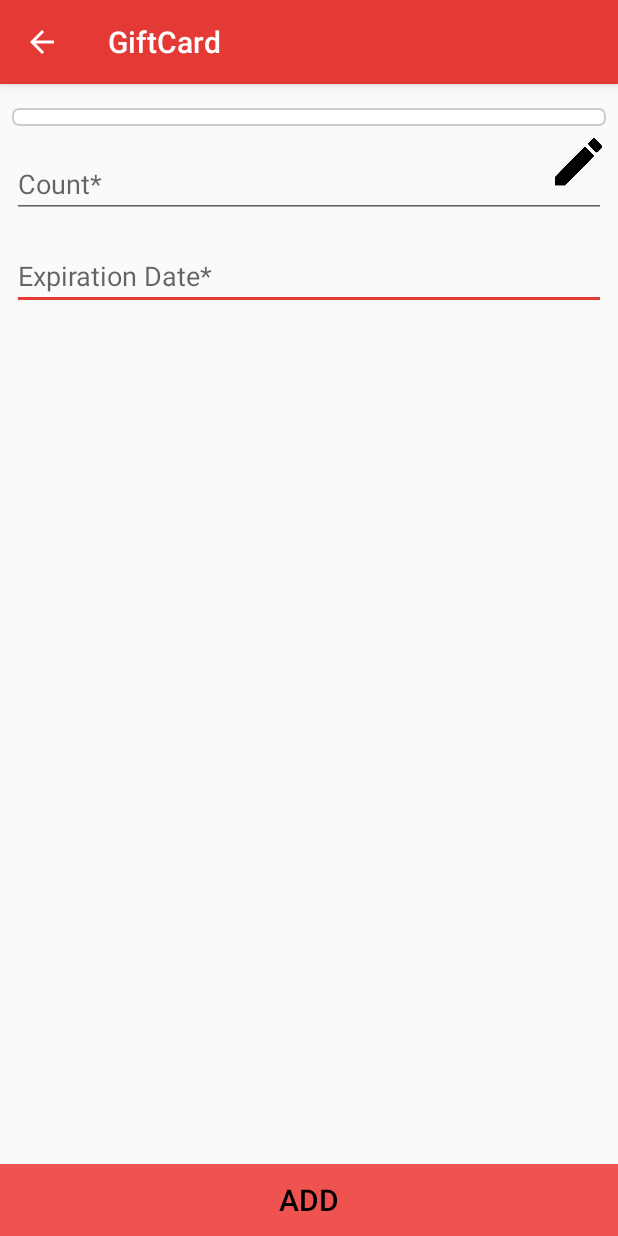
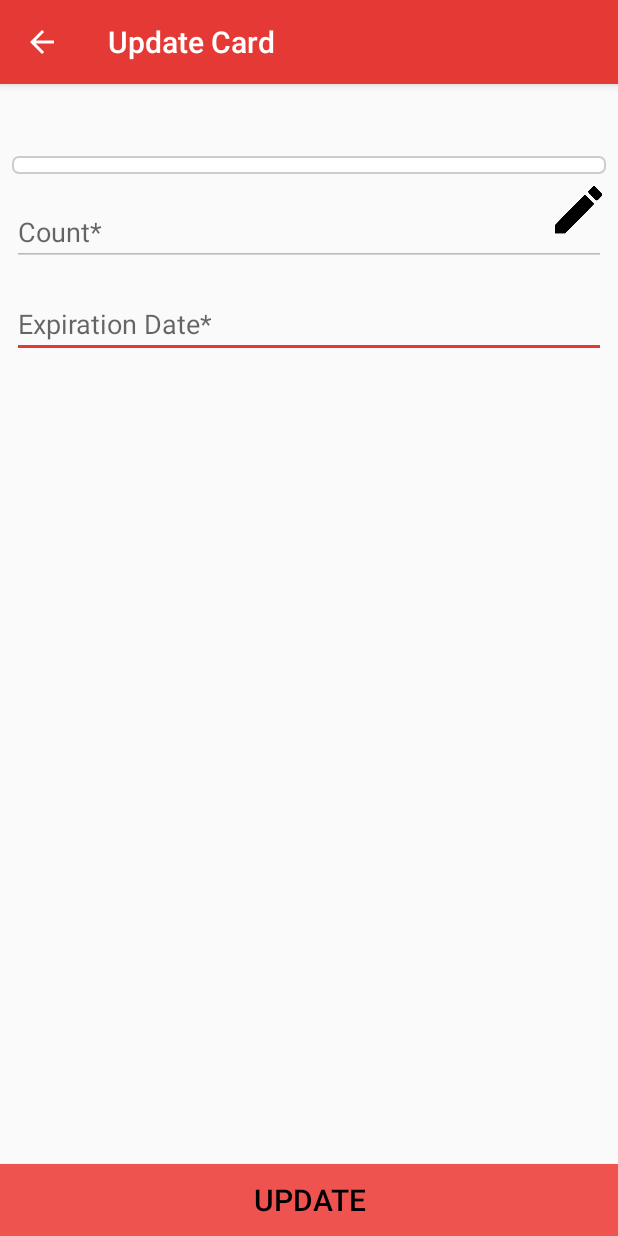
Before and after one commit to DroidUcation/maliros, an Android app: the AddCardActivity screen opened directly, with no data from a screen before it, on a phone screen of 412 x 824 dp. Run offline under Robolectric (Android 15) with nearby library versions, the phone set to English and light mode, and no system bars; our stand-ins replace ButterKnife.

Commit message:
UI refactoring: in display page and add page

```diff
--- a/GiftCard/app/src/main/java/com/maliros/giftcard/activities/AddCardActivity.java
+++ b/GiftCard/app/src/main/java/com/maliros/giftcard/activities/AddCardActivity.java
@@ -64,7 +64,7 @@ public class AddCardActivity extends AppCompatActivity implements View.OnClickLi
     private String typeAppend = "";
     private static final int SELECT_PICTURE = 0;
     private ImageView imageView;
-
+    private boolean isCreateMode = true;
     private EditText balance1;
     Button btnOpenPopup;
 
@@ -77,16 +77,31 @@ public class AddCardActivity extends AppCompatActivity implements View.OnClickLi
         super.onCreate(savedInstanceState);
         setContentView(R.layout.activity_add_card);
 
-        //TODO: ask michal
-//        imageView = (ImageView) findViewById(android.R.id.icon);
-        btnOpenPopup = (Button) findViewById(R.id.btn_update);
+        btnOpenPopup = (Button) findViewById(R.id.btn_update_balance);
         ButterKnife.bind(this);
 
+        // create/update mode
+        handleCreateUpdateMode();
         // init card type spinner
         setCardTypesSpinner();
         // init expiration date
         setExpirationDate();
         setBalanceEditTxt();
+    }
+
+    private void handleCreateUpdateMode() {
+        int cardId = (getIntent() != null && getIntent().getExtras() != null) ? getIntent().getExtras().getInt(CardEntry._ID, -1) : 0;
+        if (cardId != -1) {
+            this.isCreateMode = false;
+            setTitle(getString(R.string.update_card_title));
+            Button addButton = (Button) findViewById(R.id.add_card_btn);
+            // handle buttons
+            addButton.setText(R.string.update_button_text);
+        }else{
+            setTitle(getString(R.string.add_card_title));
+        }
+        Button updateBalanceBtn = (Button) findViewById(R.id.btn_update_balance);
+        updateBalanceBtn.setVisibility(this.isCreateMode ? View.GONE : View.VISIBLE);
     }
 
     private void setBalanceEditTxt() {
@@ -100,6 +115,7 @@ public class AddCardActivity extends AppCompatActivity implements View.OnClickLi
                 }
             }
         });
+        balanceEditTxt.setEnabled(this.isCreateMode);
     }
 
     private void setExpirationDate() {
@@ -165,6 +181,8 @@ public class AddCardActivity extends AppCompatActivity implements View.OnClickLi
                 // TODO Auto-generated method stub
             }
         });
+        typesSpinner.setEnabled(this.isCreateMode);
+        typesSpinner.setClickable(this.isCreateMode);
     }
 
 
--- a/GiftCard/app/src/main/java/com/maliros/giftcard/activities/DisplayCardsActivity.java
+++ b/GiftCard/app/src/main/java/com/maliros/giftcard/activities/DisplayCardsActivity.java
@@ -32,7 +32,7 @@ public class DisplayCardsActivity extends BaseActivity {
         super.onCreate(savedInstanceState);
         setContentView(R.layout.activity_display_cards);
         setTitle(null);
-        btnOpenPopup = (Button) findViewById(R.id.btn_update);
+        btnOpenPopup = (Button) findViewById(R.id.btn_update_balance);
         lLayout = new GridLayoutManager(DisplayCardsActivity.this, 2);
 
         // 1. get a reference to recyclerView
@@ -44,7 +44,6 @@ public class DisplayCardsActivity extends BaseActivity {
         CardDisplayAdapter cardDisplayAdapter = new CardDisplayAdapter(this, getCardsCursor());
         // 4. set adapter
         rView.setAdapter(cardDisplayAdapter);
-
     }
 
     private Cursor getCardsCursor() {
@@ -75,6 +74,7 @@ public class DisplayCardsActivity extends BaseActivity {
 
     public void addCard(View view) {
         Intent intent = new Intent(this, AddCardActivity.class);
+        intent.putExtra(CardEntry._ID, -1);
         startActivity(intent);
     }
 
--- a/GiftCard/app/src/main/java/com/maliros/giftcard/adapters/CardDisplayAdapter.java
+++ b/GiftCard/app/src/main/java/com/maliros/giftcard/adapters/CardDisplayAdapter.java
@@ -2,6 +2,7 @@ package com.maliros.giftcard.adapters;
 
 import android.content.Context;
 import android.database.Cursor;
+import android.util.Log;
 import android.view.LayoutInflater;
 import android.view.View;
 import android.view.ViewGroup;
@@ -29,6 +30,8 @@ public class CardDisplayAdapter extends CursorRecyclerViewAdapter<CardDisplayVie
         // - replace the contents of the view with that itemsData
         viewHolder.nameTxtView.setText(cursor.getString(cursor.getColumnIndex(CardTypeEntry.NAME)));
         viewHolder.balanceTxtView.setText(cursor.getString(cursor.getColumnIndex(CardEntry.BALANCE)) + "$");
+        viewHolder.cardId = cursor.getInt(cursor.getColumnIndex(CardEntry._ID));
+        Log.d("iddd", String.valueOf(viewHolder.cardId));
         Picasso.with(mContext)
                 .load(cursor.getInt(cursor.getColumnIndex(CardTypeEntry.IMAGE)))
 //                .placeholder(R.drawable.ic_action_new)
--- a/GiftCard/app/src/main/java/com/maliros/giftcard/adapters/viewholders/CardDisplayViewHolder.java
+++ b/GiftCard/app/src/main/java/com/maliros/giftcard/adapters/viewholders/CardDisplayViewHolder.java
@@ -8,6 +8,7 @@ import android.widget.TextView;
 
 import com.maliros.giftcard.R;
 import com.maliros.giftcard.activities.AddCardActivity;
+import com.maliros.giftcard.dbhelpers.entries.CardEntry;
 
 /**
  * Created by user on 25/06/2016.
@@ -16,17 +17,20 @@ public class CardDisplayViewHolder extends RecyclerView.ViewHolder implements Vi
     public TextView nameTxtView;
     public TextView balanceTxtView;
     public ImageView cardTypeImage;
+    public int cardId;
 
     public CardDisplayViewHolder(View itemView) {
         super(itemView);
         nameTxtView = (TextView) itemView.findViewById(R.id.name);
         balanceTxtView = (TextView) itemView.findViewById(R.id.balance);
         cardTypeImage = (ImageView) itemView.findViewById(R.id.photo);
+        itemView.setOnClickListener(this);
     }
 
     @Override
     public void onClick(View view) {
         Intent itemIntent = new Intent(view.getContext(), AddCardActivity.class);
+        itemIntent.putExtra(CardEntry._ID, cardId);
         view.getContext().startActivity(itemIntent);
     }
 }
--- a/GiftCard/app/src/main/java/com/maliros/giftcard/contentproviders/GiftCardProvider.java
+++ b/GiftCard/app/src/main/java/com/maliros/giftcard/contentproviders/GiftCardProvider.java
@@ -75,6 +75,7 @@ public class GiftCardProvider extends ContentProvider {
         projectionsMap.put(CardTypeEntry.NAME, CardTypeEntry.FULL_NAME_ALIAS);
         projectionsMap.put(CardEntry.BALANCE, CardEntry.FULL_BALANCE_ALIAS);
         projectionsMap.put(CardTypeEntry.IMAGE, CardTypeEntry.FULL_IMAGE_ALIAS);
+        projectionsMap.put(CardEntry._ID, CardEntry.FULL_ID_ALIAS);
         return projectionsMap;
     }
 
--- a/GiftCard/app/src/main/java/com/maliros/giftcard/dbhelpers/entries/CardEntry.java
+++ b/GiftCard/app/src/main/java/com/maliros/giftcard/dbhelpers/entries/CardEntry.java
@@ -24,6 +24,7 @@ public class CardEntry implements BaseColumns {
 
     // aliases
     public static final String FULL_BALANCE_ALIAS = GCDatabaseContract.CARD_ALIAS + "." + BALANCE;
+    public static final String FULL_ID_ALIAS = GCDatabaseContract.CARD_ALIAS + "." + _ID;
 
     // Content URI represents the base location for the table
     public static final Uri CONTENT_URI =
--- a/GiftCard/app/src/main/res/layout/activity_add_card.xml
+++ b/GiftCard/app/src/main/res/layout/activity_add_card.xml
@@ -13,7 +13,7 @@
         android:layout_width="match_parent"
         android:layout_height="wrap_content"
         android:spinnerMode="dropdown"
-        android:layout_marginTop="16dp"
+        android:layout_marginTop="48dp"
         style="@style/spinner_style"/>
 
     <EditText
@@ -38,7 +38,7 @@
         />
 
     <Button
-        android:id="@+id/btn_update"
+        android:id="@+id/btn_update_balance"
         android:layout_width="32dp"
         android:layout_height="32dp"
         android:textSize="15dp"
@@ -83,7 +83,6 @@
         android:textSize="20sp"
         android:background="#EF5350"/>
 
-
     <android.support.v4.widget.NestedScrollView style="@style/n_scroll_view">
 
     </android.support.v4.widget.NestedScrollView>
--- a/GiftCard/app/src/main/res/layout/activity_search_cards.xml
+++ b/GiftCard/app/src/main/res/layout/activity_search_cards.xml
@@ -4,7 +4,8 @@
     android:layout_width="match_parent"
     android:layout_height="match_parent"
     tools:context="com.maliros.giftcard.activities.SearchCardsActivity"
-    android:focusableInTouchMode="true">
+    android:focusableInTouchMode="true"
+    android:clickable="true">
 
 
     <AutoCompleteTextView
@@ -22,6 +23,8 @@
         android:paddingLeft="20dp"
         android:completionThreshold="1"
         android:imeOptions="actionDone"
+        android:focusable="true"
+        android:focusableInTouchMode="true"
         >
     </AutoCompleteTextView>
 
--- a/GiftCard/app/src/main/res/values/strings.xml
+++ b/GiftCard/app/src/main/res/values/strings.xml
@@ -3,9 +3,9 @@
     <string name="action_settings">Settings</string>
     <string name="display_card">picture gift card</string>
     <string name="prev">prev</string>
-    <string name="add_card_activity">Add Card Activity</string>
     <string name="country_name">card_name</string>
     <string name="photo_card">photo card</string>
+    <string name="my_cards">My Cards</string>
     <string name="expiration_date">Expiration Date*</string>
     <string name="count">Count*</string>
     <string name="add_card">Add Card</string>
@@ -14,6 +14,9 @@
     <string name="plus_btn">+</string>
     <string name="btn_save">Save</string>
     <string name="cancel">Cancel</string>
+    <string name="update_button_text">Update</string>
+    <string name="add_card_title">Add Card</string>
+    <string name="update_card_title">Update Card</string>
     <string-array name="type_spinner_elements">
         <item>All</item>
         <item>Coffee With Alcohol</item>
```
